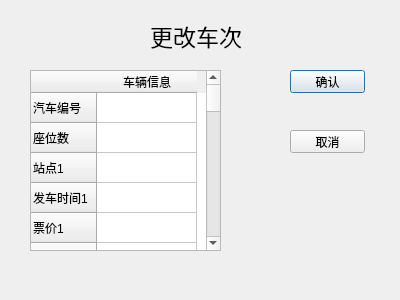
The window that Client/Administrator/Administrator/changecoach.ui (ticketgroup/qichedinggpiao) describes before a commit, drawn with Qt 5.
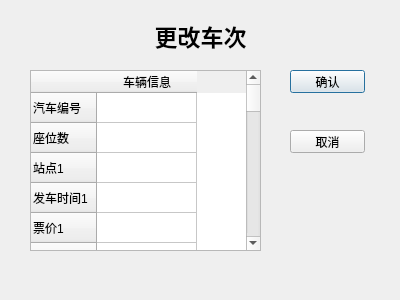
The same window after the commit.

The edit to the form file:
```diff
--- a/Client/Administrator/Administrator/changecoach.ui
+++ b/Client/Administrator/Administrator/changecoach.ui
@@ -16,27 +16,32 @@
   <widget class="QLabel" name="label">
    <property name="geometry">
     <rect>
-     <x>150</x>
+     <x>0</x>
      <y>20</y>
-     <width>131</width>
+     <width>401</width>
      <height>31</height>
     </rect>
    </property>
    <property name="font">
     <font>
      <pointsize>17</pointsize>
+     <weight>75</weight>
+     <bold>true</bold>
     </font>
    </property>
    <property name="text">
     <string>更改车次</string>
    </property>
+   <property name="alignment">
+    <set>Qt::AlignCenter</set>
+   </property>
   </widget>
   <widget class="QTableWidget" name="tableWidget_2">
    <property name="geometry">
     <rect>
      <x>30</x>
      <y>70</y>
-     <width>191</width>
+     <width>231</width>
      <height>181</height>
     </rect>
    </property>
```
